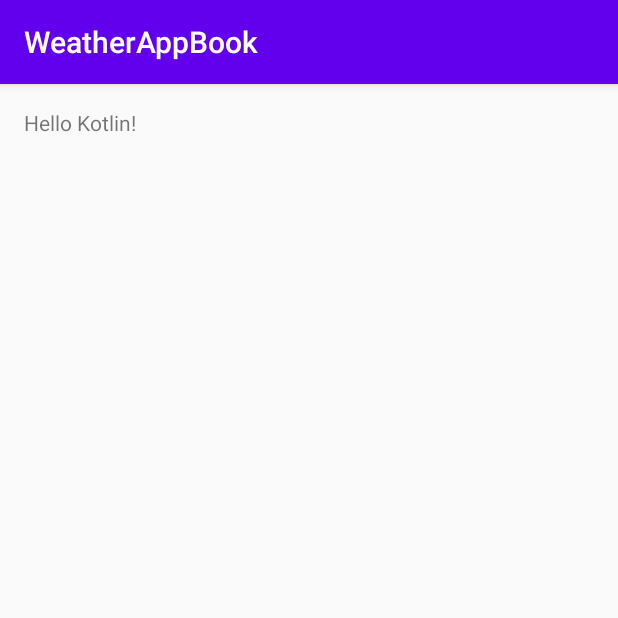
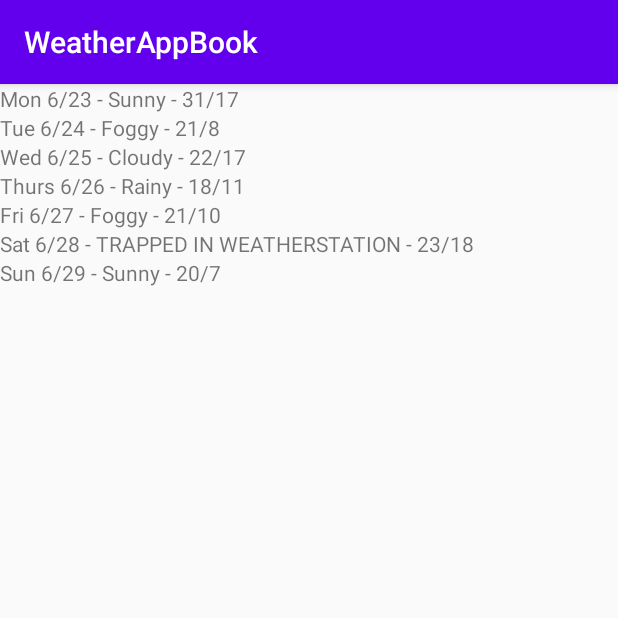
Before and after one commit to RoxanPopescu/WeatherAppBook, an Android app: the screen it shows after launch (MainActivity), on a phone screen of 412 x 824 dp, the top half of it. Run offline under Robolectric (Android 15) with nearby library versions, the phone set to English and light mode, and no system bars.

Commit message:
1. Chapter 5 - add a recyclerview

```diff
--- a/app/build.gradle
+++ b/app/build.gradle
@@ -28,10 +28,17 @@ android {
 dependencies {
     implementation fileTree(dir: 'libs', include: ['*.jar'])
     implementation "org.jetbrains.kotlin:kotlin-stdlib-jdk7:$kotlin_version"
-    implementation 'androidx.appcompat:appcompat:1.2.0'
-    implementation 'androidx.core:core-ktx:1.3.2'
-    implementation 'androidx.constraintlayout:constraintlayout:2.0.4'
+//    implementation 'androidx.appcompat:appcompat:1.2.0'
+//    implementation 'androidx.core:core-ktx:1.3.2'
+//    implementation 'androidx.constraintlayout:constraintlayout:2.0.4'
     testImplementation 'junit:junit:4.12'
-    androidTestImplementation 'androidx.test.ext:junit:1.1.2'
-    androidTestImplementation 'androidx.test.espresso:espresso-core:3.3.0'
+//    androidTestImplementation 'androidx.test.ext:junit:1.1.2'
+//    androidTestImplementation 'androidx.test.espresso:espresso-core:3.3.0'
+
+    //recyclerview dependencies
+    //noinspection GradleCompatible
+    implementation 'com.android.support:recyclerview-v7:28.0.0'
+    implementation "com.android.support:appcompat-v7:$support_version"
+    implementation "com.android.support:recyclerview-v7:$support_version"
+    implementation "org.jetbrains.kotlin:kotlin-stdlib:$kotlin_version"
 }
--- a/app/src/main/AndroidManifest.xml
+++ b/app/src/main/AndroidManifest.xml
@@ -9,7 +9,7 @@
         android:roundIcon="@mipmap/ic_launcher_round"
         android:supportsRtl="true"
         android:theme="@style/AppTheme">
-        <activity android:name=".MainActivity">
+        <activity android:name=".activity.MainActivity">
             <intent-filter>
                 <action android:name="android.intent.action.MAIN" />
 
--- a/app/src/main/java/com/example/weatherappbook/MainActivity.kt
+++ /dev/null
@@ -1,14 +0,0 @@
-package com.example.weatherappbook
-
-import androidx.appcompat.app.AppCompatActivity
-import android.os.Bundle
-import kotlinx.android.synthetic.main.activity_main.*
-
-class MainActivity : AppCompatActivity() {
-
-    override fun onCreate(savedInstanceState: Bundle?) {
-        super.onCreate(savedInstanceState)
-        setContentView(R.layout.activity_main)
-        message.text = "Hello Kotlin!"
-    }
-}
--- /dev/null
+++ b/app/src/main/java/com/example/weatherappbook/activity/MainActivity.kt
@@ -0,0 +1,30 @@
+package com.example.weatherappbook.activity
+
+import androidx.appcompat.app.AppCompatActivity
+import android.os.Bundle
+import androidx.recyclerview.widget.LinearLayoutManager
+import androidx.recyclerview.widget.RecyclerView
+import com.example.weatherappbook.R
+import com.example.weatherappbook.adapters.ForecastListAdapter
+
+class MainActivity : AppCompatActivity() {
+
+    private val items = listOf(
+        "Mon 6/23 - Sunny - 31/17",
+        "Tue 6/24 - Foggy - 21/8",
+        "Wed 6/25 - Cloudy - 22/17",
+        "Thurs 6/26 - Rainy - 18/11",
+        "Fri 6/27 - Foggy - 21/10",
+        "Sat 6/28 - TRAPPED IN WEATHERSTATION - 23/18", "Sun 6/29 - Sunny - 20/7"
+    )
+    private lateinit var forecastList: RecyclerView
+
+    override fun onCreate(savedInstanceState: Bundle?) {
+        super.onCreate(savedInstanceState)
+        setContentView(R.layout.activity_main)
+
+        val forecastList = findViewById<RecyclerView>(R.id.forecast_list)
+        forecastList.layoutManager = LinearLayoutManager(this)
+        forecastList.adapter = ForecastListAdapter(items)
+    }
+}
--- /dev/null
+++ b/app/src/main/java/com/example/weatherappbook/adapters/ForecastListAdapter.kt
@@ -0,0 +1,27 @@
+package com.example.weatherappbook.adapters
+
+import android.view.ViewGroup
+import android.widget.TextView
+import androidx.recyclerview.widget.RecyclerView
+
+class ForecastListAdapter(private val items: List<String>) :
+    RecyclerView.Adapter<ForecastListAdapter.ViewHolder>() {
+
+    override fun onCreateViewHolder(
+        parent: ViewGroup,
+        viewType: Int
+    ): ViewHolder =
+         ViewHolder(TextView(parent.context))
+
+    override fun onBindViewHolder(
+        holder: ViewHolder,
+        position: Int
+    ) {
+        holder.textView.text = items[position]
+    }
+
+    override fun getItemCount(): Int =
+        items.size
+
+    class ViewHolder(val textView: TextView) : RecyclerView.ViewHolder(textView)
+}
--- a/app/src/main/res/layout/activity_main.xml
+++ b/app/src/main/res/layout/activity_main.xml
@@ -1,19 +1,10 @@
 <?xml version="1.0" encoding="utf-8"?>
+<FrameLayout xmlns:android="http://schemas.android.com/apk/res/android"
+    android:layout_width="match_parent"
+    android:layout_height="match_parent">
 
-<RelativeLayout xmlns:android="http://schemas.android.com/apk/res/android"
-    xmlns:tools="http://schemas.android.com/tools"
-    android:layout_width="match_parent"
-    android:layout_height="match_parent"
-    android:paddingBottom="@dimen/activity_vertical_margin"
-    android:paddingLeft="@dimen/activity_horizontal_margin"
-    android:paddingRight="@dimen/activity_horizontal_margin"
-    android:paddingTop="@dimen/activity_vertical_margin"
-    tools:context=".MainActivity">
-
-    <TextView
-        android:id="@+id/message"
-        android:layout_width="wrap_content"
-        android:layout_height="wrap_content"
-        android:text="@string/hello_world"/>
-
-</RelativeLayout>
+    <androidx.recyclerview.widget.RecyclerView
+        android:id="@+id/forecast_list"
+        android:layout_width="match_parent"
+        android:layout_height="match_parent" />
+</FrameLayout>
--- a/build.gradle
+++ b/build.gradle
@@ -2,6 +2,7 @@
 
 buildscript {
     ext.kotlin_version = '1.4.10'
+    ext.support_version = '26.0.1'
     repositories {
         google()
         jcenter()
```
